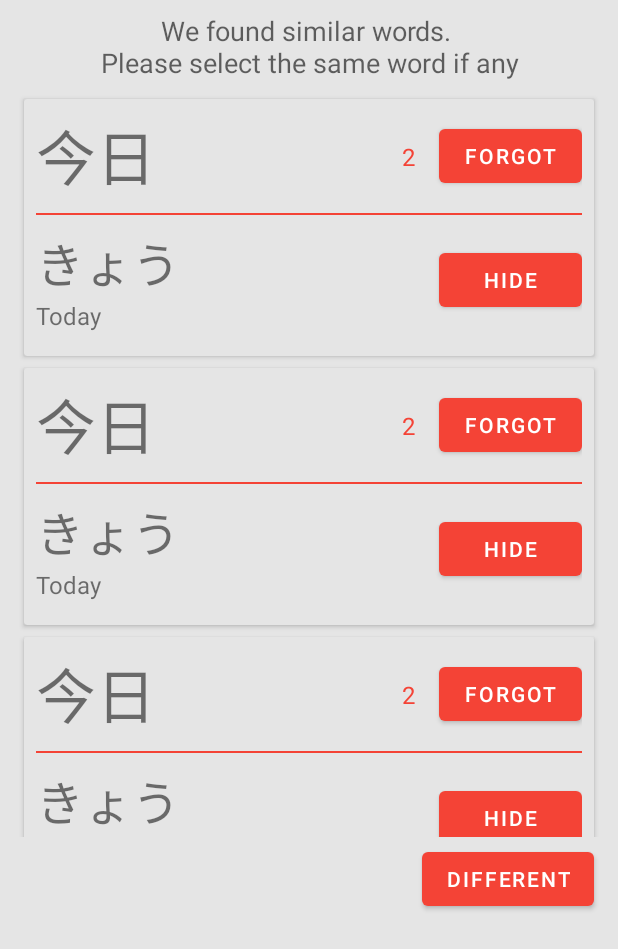
After one commit to Chompions/WordMemorizer, an Android app: the layout dialog_forgot_word.xml on its own in the app's theme, with its tools: preview values and no code run, on a phone screen of 412 x 824 dp. The commit adds this screen. Shown: the top 949 px of the screen. Run offline under Robolectric (Android 15) with nearby library versions, the phone set to English and light mode, and no system bars.

Commit message:
Add bunch of features

```diff
--- a/app/build.gradle
+++ b/app/build.gradle
@@ -46,6 +46,7 @@ dependencies {
 
     implementation 'androidx.core:core-ktx:1.9.0'
     implementation 'androidx.activity:activity-ktx:1.6.1'
+    implementation 'androidx.fragment:fragment-ktx:1.5.5'
     implementation 'androidx.appcompat:appcompat:1.5.1'
     implementation 'androidx.constraintlayout:constraintlayout:2.1.4'
     implementation 'androidx.room:room-ktx:2.4.3'
--- a/app/src/main/java/com/sawelo/wordmemorizer/WordAdapterCallback.kt
+++ b/app/src/main/java/com/sawelo/wordmemorizer/ItemWordAdapterCallback.kt
@@ -2,7 +2,8 @@ package com.sawelo.wordmemorizer
 
 import com.sawelo.wordmemorizer.data.Word
 
-interface WordAdapterCallback {
+interface ItemWordAdapterCallback {
     fun onItemHideBtnClickListener(word: Word)
     fun onItemLongClickListener(word: Word)
+    fun onItemClickListener(word: Word)
 }
--- a/app/src/main/java/com/sawelo/wordmemorizer/data/Word.kt
+++ b/app/src/main/java/com/sawelo/wordmemorizer/data/Word.kt
@@ -5,9 +5,10 @@ import androidx.room.PrimaryKey
 
 @Entity
 data class Word(
-    @PrimaryKey val kanjiText: String,
+    @PrimaryKey(autoGenerate = true)
+    val id: Int = 0,
+    val kanjiText: String,
     val hiraganaText: String,
     val definitionText: String,
     val forgotCount: Int = 0,
-    val rememberCount: Int = 0,
 )
--- /dev/null
+++ b/app/src/main/res/drawable/ic_baseline_change_circle_24.xml
@@ -0,0 +1,5 @@
+<vector android:height="24dp" android:tint="?attr/inverseColor"
+    android:viewportHeight="24" android:viewportWidth="24"
+    android:width="24dp" xmlns:android="http://schemas.android.com/apk/res/android">
+    <path android:fillColor="@android:color/white" android:pathData="M12,2C6.48,2 2,6.48 2,12c0,5.52 4.48,10 10,10s10,-4.48 10,-10C22,6.48 17.52,2 12,2zM12.06,19v-2.01c-0.02,0 -0.04,0 -0.06,0c-1.28,0 -2.56,-0.49 -3.54,-1.46c-1.71,-1.71 -1.92,-4.35 -0.64,-6.29l1.1,1.1c-0.71,1.33 -0.53,3.01 0.59,4.13c0.7,0.7 1.62,1.03 2.54,1.01v-2.14l2.83,2.83L12.06,19zM16.17,14.76l-1.1,-1.1c0.71,-1.33 0.53,-3.01 -0.59,-4.13C13.79,8.84 12.9,8.5 12,8.5c-0.02,0 -0.04,0 -0.06,0v2.15L9.11,7.83L11.94,5v2.02c1.3,-0.02 2.61,0.45 3.6,1.45C17.24,10.17 17.45,12.82 16.17,14.76z"/>
+</vector>
--- /dev/null
+++ b/app/src/main/res/layout/dialog_forgot_word.xml
@@ -0,0 +1,34 @@
+<?xml version="1.0" encoding="utf-8"?>
+<LinearLayout xmlns:android="http://schemas.android.com/apk/res/android"
+    xmlns:tools="http://schemas.android.com/tools"
+    android:layout_width="match_parent"
+    android:layout_height="match_parent"
+    android:background="?attr/colorSurface"
+    android:orientation="vertical"
+    android:padding="8dp">
+
+    <TextView
+        android:id="@+id/dialog_forgot_tv"
+        android:layout_width="match_parent"
+        android:layout_height="wrap_content"
+        style="@style/TextAppearance.AppCompat.Medium"
+        android:gravity="center"
+        android:text="@string/dialog_text"
+        />
+
+    <androidx.recyclerview.widget.RecyclerView
+        android:id="@+id/dialog_rv"
+        android:layout_width="match_parent"
+        android:layout_height="500dp"
+        android:layout_marginVertical="4dp"
+        tools:listitem="@layout/item_word" />
+
+    <Button
+        android:id="@+id/dialog_different_btn"
+        android:layout_width="wrap_content"
+        android:layout_height="wrap_content"
+        android:layout_gravity="end"
+        android:layout_marginHorizontal="8dp"
+        android:text="@string/different" />
+
+</LinearLayout>
--- a/app/src/main/res/layout/item_word.xml
+++ b/app/src/main/res/layout/item_word.xml
@@ -1,20 +1,18 @@
 <?xml version="1.0" encoding="utf-8"?>
 <androidx.cardview.widget.CardView xmlns:android="http://schemas.android.com/apk/res/android"
+    xmlns:app="http://schemas.android.com/apk/res-auto"
     xmlns:tools="http://schemas.android.com/tools"
     android:layout_width="match_parent"
     android:layout_height="wrap_content"
-    xmlns:app="http://schemas.android.com/apk/res-auto"
     android:layout_marginHorizontal="8dp"
     android:layout_marginTop="8dp"
-    app:cardBackgroundColor="?attr/colorSurface"
-    >
+    app:cardBackgroundColor="?attr/colorSurface">
 
     <LinearLayout
         android:layout_width="match_parent"
         android:layout_height="wrap_content"
         android:orientation="vertical"
-        android:padding="8dp"
-        >
+        android:padding="8dp">
 
         <androidx.constraintlayout.widget.ConstraintLayout
             android:layout_width="match_parent"
@@ -25,31 +23,32 @@
                 android:layout_width="wrap_content"
                 android:layout_height="wrap_content"
                 android:textSize="40sp"
+                app:layout_constraintBottom_toBottomOf="parent"
                 app:layout_constraintStart_toStartOf="parent"
                 app:layout_constraintTop_toTopOf="parent"
-                app:layout_constraintBottom_toBottomOf="parent"
-                tools:text="今日"/>
+                tools:text="今日" />
+
             <TextView
                 android:id="@+id/itemWord_forgotCount_tv"
                 android:layout_width="wrap_content"
                 android:layout_height="wrap_content"
+                android:layout_margin="16dp"
+                android:textColor="?attr/errorTextColor"
                 android:textSize="16sp"
-                android:layout_margin="16dp"
-                app:layout_constraintTop_toTopOf="parent"
                 app:layout_constraintBottom_toBottomOf="parent"
                 app:layout_constraintEnd_toStartOf="@id/itemWord_forgot_btn"
-                android:textColor="?attr/errorTextColor"
-                tools:text="2"
-                />
+                app:layout_constraintTop_toTopOf="parent"
+                tools:text="2" />
+
             <Button
                 android:id="@+id/itemWord_forgot_btn"
                 android:layout_width="95dp"
                 android:layout_height="wrap_content"
+                android:contentDescription="@string/forgot_button"
                 android:text="@string/forgot"
-                app:layout_constraintTop_toTopOf="parent"
                 app:layout_constraintBottom_toBottomOf="parent"
                 app:layout_constraintEnd_toEndOf="parent"
-                android:contentDescription="@string/forgot_button" />
+                app:layout_constraintTop_toTopOf="parent" />
 
         </androidx.constraintlayout.widget.ConstraintLayout>
 
@@ -66,37 +65,37 @@
                 android:layout_width="match_parent"
                 android:layout_height="1dp"
                 android:background="?attr/errorTextColor"
-                app:layout_constraintTop_toTopOf="parent"
-                />
+                app:layout_constraintTop_toTopOf="parent" />
 
             <TextView
                 android:id="@+id/itemWord_hiraganaWord_tv"
                 android:layout_width="wrap_content"
                 android:layout_height="wrap_content"
+                android:layout_marginTop="8dp"
                 android:textSize="32sp"
                 app:layout_constraintStart_toStartOf="parent"
                 app:layout_constraintTop_toBottomOf="@+id/itemWord_line_view"
-                android:layout_marginTop="8dp"
-                tools:text="きょう"/>
+                tools:text="きょう" />
+
             <TextView
                 android:id="@+id/itemWord_definitionWord_tv"
                 android:layout_width="wrap_content"
                 android:layout_height="wrap_content"
                 android:textSize="16sp"
-                tools:text="Today"
+                app:layout_constraintStart_toStartOf="parent"
                 app:layout_constraintTop_toBottomOf="@+id/itemWord_hiraganaWord_tv"
-                app:layout_constraintStart_toStartOf="parent"
-                />
+                tools:text="Today" />
+
             <Button
                 android:id="@+id/itemWord_hide_btn"
                 android:layout_width="95dp"
                 android:layout_height="wrap_content"
+                android:layout_marginTop="8dp"
+                android:contentDescription="@string/remember_button"
                 android:text="@string/hide"
-                android:layout_marginTop="8dp"
+                app:layout_constraintBottom_toBottomOf="parent"
                 app:layout_constraintEnd_toEndOf="parent"
-                app:layout_constraintTop_toBottomOf="@+id/itemWord_line_view"
-                app:layout_constraintBottom_toBottomOf="parent"
-                android:contentDescription="@string/remember_button" />
+                app:layout_constraintTop_toBottomOf="@+id/itemWord_line_view" />
 
         </androidx.constraintlayout.widget.ConstraintLayout>
 
--- a/app/src/main/res/values/strings.xml
+++ b/app/src/main/res/values/strings.xml
@@ -9,4 +9,7 @@
     <string name="add_word">Add word</string>
     <string name="forgot">Forgot</string>
     <string name="hide">Hide</string>
+    <string name="reload">Reload</string>
+    <string name="different">Different</string>
+    <string name="dialog_text">We found similar words. \nPlease select the same word if any</string>
 </resources>
```
Also changed, not shown: app/src/main/java/com/sawelo/wordmemorizer/AddDialogFragment.kt (added, +58 -0 lines), app/src/main/java/com/sawelo/wordmemorizer/DiffUtilCallback.kt (added, +14 -0 lines), app/src/main/java/com/sawelo/wordmemorizer/MainActivity.kt (+33 -53 lines), app/src/main/java/com/sawelo/wordmemorizer/MainViewModel.kt (+62 -12 lines), app/src/main/java/com/sawelo/wordmemorizer/SimilarWordDialogFragment.kt (added, +88 -0 lines), app/src/main/java/com/sawelo/wordmemorizer/WordAdapter.kt (+14 -45 lines), app/src/main/java/com/sawelo/wordmemorizer/data/WordDao.kt (+12 -5 lines), app/src/main/res/menu/menu_options.xml (added, +9 -0 lines), app/src/main/res/layout/dialog_add_word.xml (renamed from app/src/main/res/layout/dialog_add.xml).
